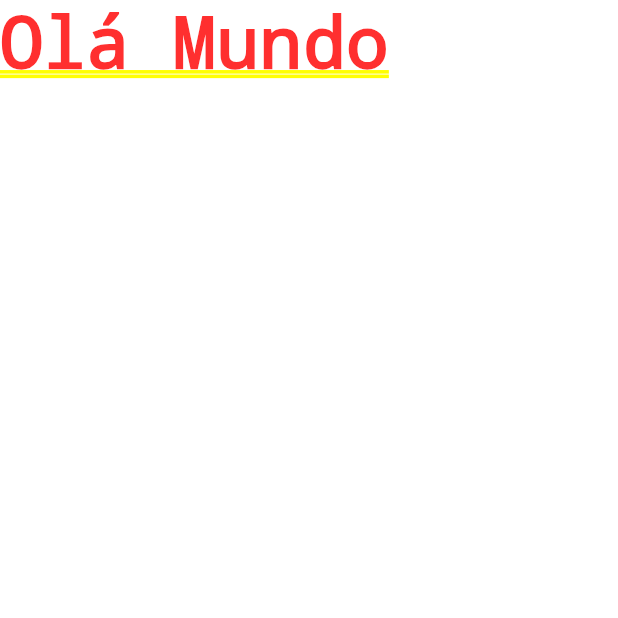
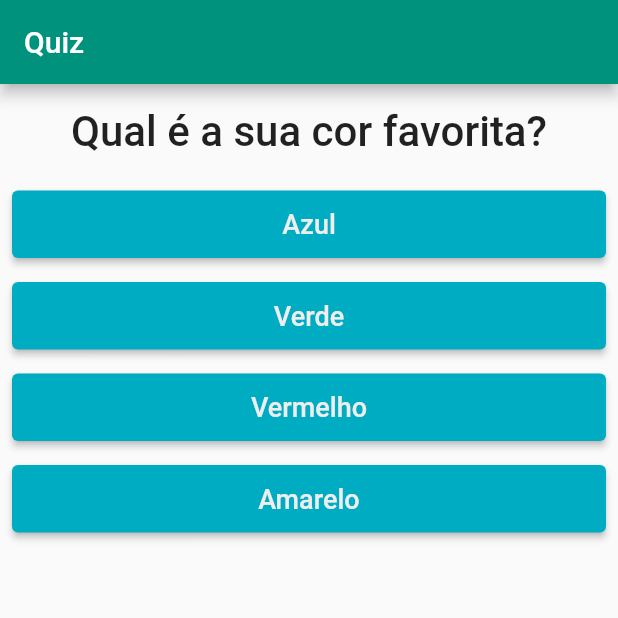
Before and after one commit to LucasFrts/QuizApp, a Flutter app: the screen it shows after launch, on a phone screen of 412 x 824 dp, the top half of it. Run offline on Flutter 3.47's test engine with Material 2 defaults, Android fonts, the phone set to English and light mode, and no system bars.

Commit message:
button component, title/question component, implementation in main

```diff
--- /dev/null
+++ b/lib/Button.dart
@@ -0,0 +1,26 @@
+import 'package:flutter/material.dart';
+
+class Button extends StatelessWidget {
+  final String texto;
+  final void Function() onPress;
+  const Button(this.texto, this.onPress, {super.key});
+
+
+  @override
+  Widget build(BuildContext context) {
+    return Container(
+      width: double.infinity,
+      height: 45,
+      margin: const EdgeInsets.all(8.0),
+      child: ElevatedButton(
+      onPressed: onPress,
+      style: ButtonStyle(backgroundColor: MaterialStatePropertyAll<Color>(Colors.cyan.shade600)),
+      child: Text(texto, style: const TextStyle(
+        fontSize: 18,
+        color:Color.fromARGB(255, 238, 238, 238)
+      ),)
+      ,
+      ),
+    );
+  }
+}
--- /dev/null
+++ b/lib/Question.dart
@@ -0,0 +1,22 @@
+import 'package:flutter/material.dart';
+
+class Question extends StatelessWidget {
+  final String texto;
+  const Question(this.texto, {super.key});
+
+  @override
+  Widget build(BuildContext context) {
+    return Container(
+      width: double.infinity,
+      margin: const EdgeInsets.all(15),
+      child: Text(
+        texto,
+        style: const TextStyle(
+          fontSize: 28,
+          fontWeight: FontWeight.w500,
+        ),
+        textAlign: TextAlign.center,
+      ),
+    );
+  }
+}
--- a/lib/main.dart
+++ b/lib/main.dart
@@ -1,15 +1,72 @@
 
 import 'package:flutter/material.dart';
+import 'Question.dart';
+import './Button.dart';
 
-main(){
-  runApp(new QuizApp());
-}
-class QuizApp extends StatelessWidget{
+main()=>runApp(const QuizApp());
 
+class _QuizState extends State<QuizApp>{
+
+  int _perguntaSelecionada = 0;
+  final List<String> perguntas = [
+
+  ];
+  final List<Map<String, Object>> askAndAnswers = [
+    {
+      'pergunta' : 'Qual é a sua cor favorita?',
+      'resposta': ["Azul", "Verde", "Vermelho", "Amarelo"]
+    },
+    {
+      'pergunta': 'Qual é o seu animal favorito?',
+      'resposta':["Cachorro", "Gato", "Passarinho", "Coelho"],
+    },
+    {
+      'pergunta': 'Qual a sua bebida favorita?',
+      'resposta': ["Café", "Leite", "Refrigerante", "Água"]
+    }
+  ];
+  late List<String> answers;
+  late List<Widget> buttonList;
+
+
+  void _responder(){
+    setState(() {
+      _perguntaSelecionada++;
+    });
+  }
+
+
+
+
+  @override
   Widget build(BuildContext context){
-    return new MaterialApp(
-      home: Text('Olá Mundo'),
+
+    answers = askAndAnswers.elementAt(_perguntaSelecionada)['resposta'] as List<String>;
+    buttonList = answers.map((texto)  =>  Button(texto, _responder)).toList() ;
+
+
+    return MaterialApp(
+      home: Scaffold(
+        appBar: AppBar(
+          title: const Text('Quiz'), backgroundColor: const Color.fromARGB(255, 0, 146, 124),
+        ),
+        body:Column(children: [
+            Question(askAndAnswers[_perguntaSelecionada]['pergunta'] as String),
+            ...buttonList
+          ])
+      ),
 
     );
   }
 }
+
+class QuizApp extends StatefulWidget{
+  const QuizApp({super.key});
+
+
+  @override
+  _QuizState createState(){
+    return _QuizState();
+  }
+
+}
```
